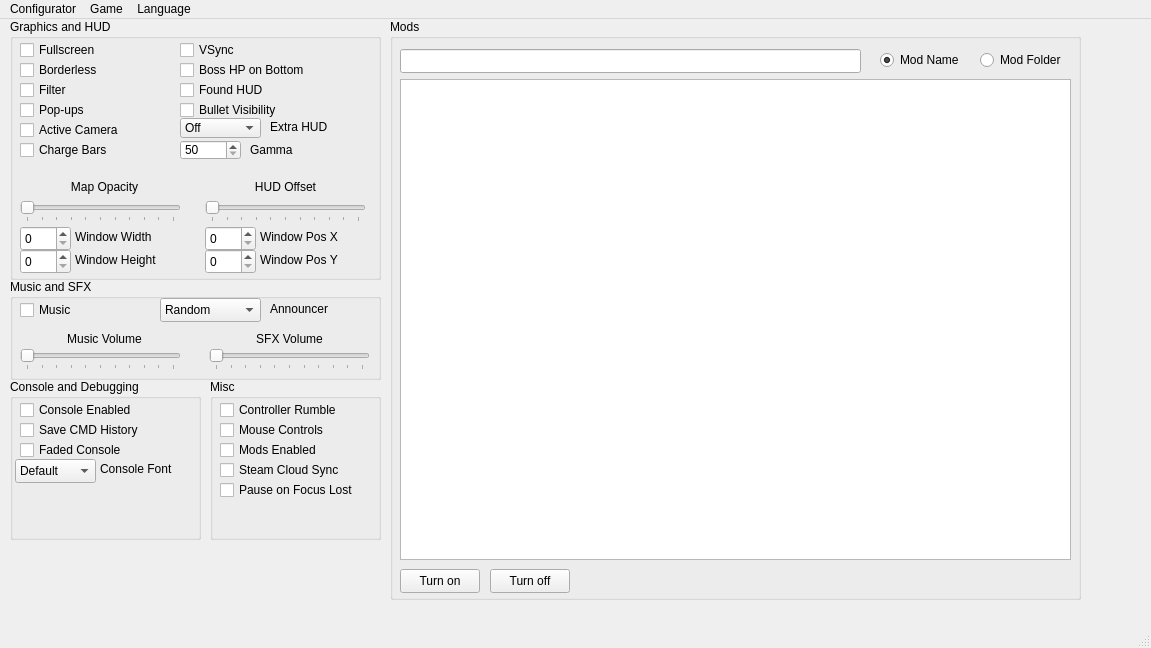
Old version of the form mainwindow.ui in the repository BrakeDude/IsaacConfigurator.
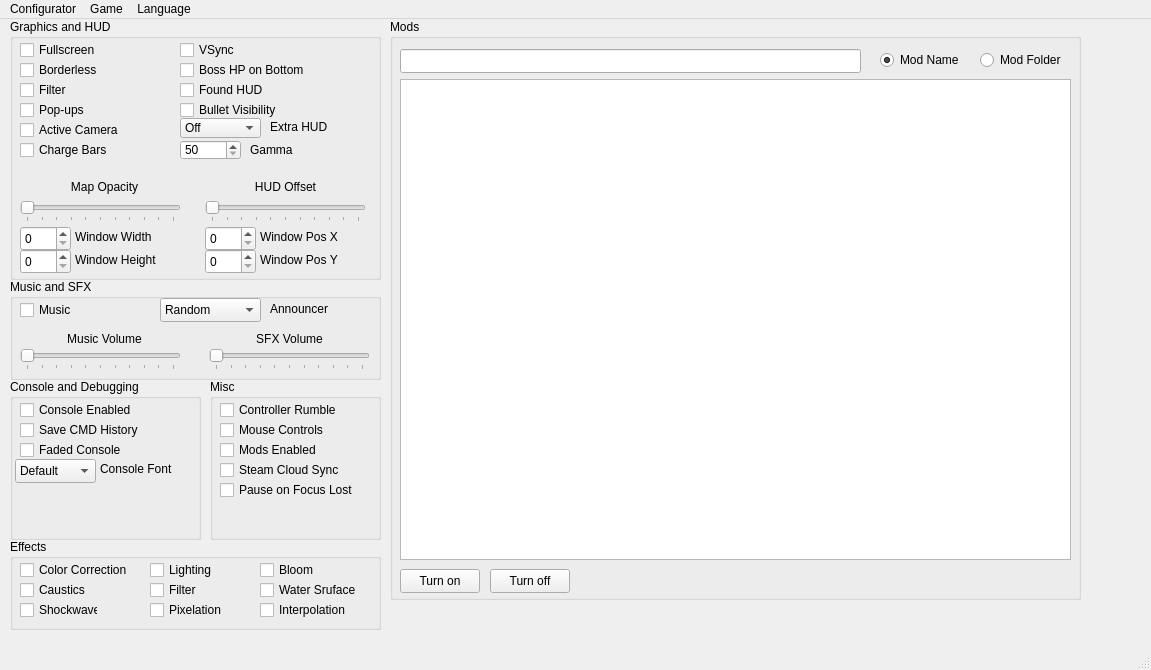
New version of the form. Icons and pictures are not drawn.

```diff
--- a/mainwindow.ui
+++ b/mainwindow.ui
@@ -7,7 +7,7 @@
     <x>0</x>
     <y>0</y>
     <width>1151</width>
-    <height>648</height>
+    <height>670</height>
    </rect>
   </property>
   <property name="minimumSize">
@@ -939,6 +939,136 @@
      </attribute>
     </widget>
    </widget>
+   <widget class="QGroupBox" name="groupBox_Effects">
+    <property name="geometry">
+     <rect>
+      <x>10</x>
+      <y>520</y>
+      <width>371</width>
+      <height>91</height>
+     </rect>
+    </property>
+    <property name="title">
+     <string>Effects</string>
+    </property>
+    <widget class="QCheckBox" name="checkBox_ColorCorrection">
+     <property name="geometry">
+      <rect>
+       <x>10</x>
+       <y>20</y>
+       <width>111</width>
+       <height>22</height>
+      </rect>
+     </property>
+     <property name="text">
+      <string>Color Correction</string>
+     </property>
+    </widget>
+    <widget class="QCheckBox" name="checkBox_Caustics">
+     <property name="geometry">
+      <rect>
+       <x>10</x>
+       <y>40</y>
+       <width>78</width>
+       <height>22</height>
+      </rect>
+     </property>
+     <property name="text">
+      <string>Caustics</string>
+     </property>
+    </widget>
+    <widget class="QCheckBox" name="checkBox_Shockwave">
+     <property name="geometry">
+      <rect>
+       <x>10</x>
+       <y>60</y>
+       <width>78</width>
+       <height>22</height>
+      </rect>
+     </property>
+     <property name="text">
+      <string>Shockwave</string>
+     </property>
+    </widget>
+    <widget class="QCheckBox" name="checkBox_Lighting">
+     <property name="geometry">
+      <rect>
+       <x>140</x>
+       <y>20</y>
+       <width>78</width>
+       <height>22</height>
+      </rect>
+     </property>
+     <property name="text">
+      <string>Lighting</string>
+     </property>
+    </widget>
+    <widget class="QCheckBox" name="checkBox_EffectsFilter">
+     <property name="geometry">
+      <rect>
+       <x>140</x>
+       <y>40</y>
+       <width>78</width>
+       <height>22</height>
+      </rect>
+     </property>
+     <property name="text">
+      <string>Filter</string>
+     </property>
+    </widget>
+    <widget class="QCheckBox" name="checkBox_Pixelation">
+     <property name="geometry">
+      <rect>
+       <x>140</x>
+       <y>60</y>
+       <width>78</width>
+       <height>22</height>
+      </rect>
+     </property>
+     <property name="text">
+      <string>Pixelation</string>
+     </property>
+    </widget>
+    <widget class="QCheckBox" name="checkBox_Bloom">
+     <property name="geometry">
+      <rect>
+       <x>250</x>
+       <y>20</y>
+       <width>78</width>
+       <height>22</height>
+      </rect>
+     </property>
+     <property name="text">
+      <string>Bloom</string>
+     </property>
+    </widget>
+    <widget class="QCheckBox" name="checkBox_WaterSurface">
+     <property name="geometry">
+      <rect>
+       <x>250</x>
+       <y>40</y>
+       <width>101</width>
+       <height>22</height>
+      </rect>
+     </property>
+     <property name="text">
+      <string>Water Sruface</string>
+     </property>
+    </widget>
+    <widget class="QCheckBox" name="checkBox_Interpolation">
+     <property name="geometry">
+      <rect>
+       <x>250</x>
+       <y>60</y>
+       <width>101</width>
+       <height>22</height>
+      </rect>
+     </property>
+     <property name="text">
+      <string>Interpolation</string>
+     </property>
+    </widget>
+   </widget>
   </widget>
   <widget class="QMenuBar" name="menubar">
    <property name="geometry">
```
